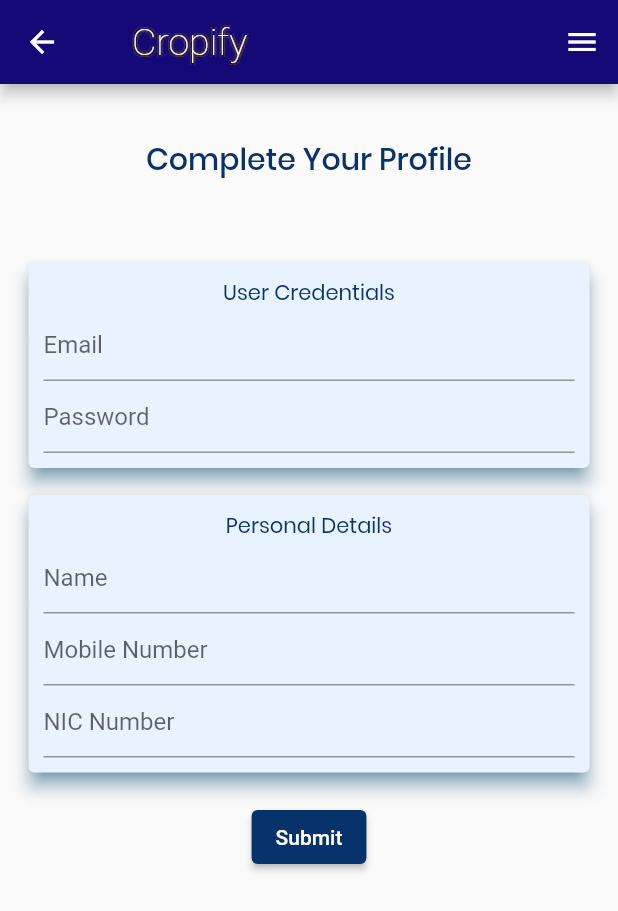
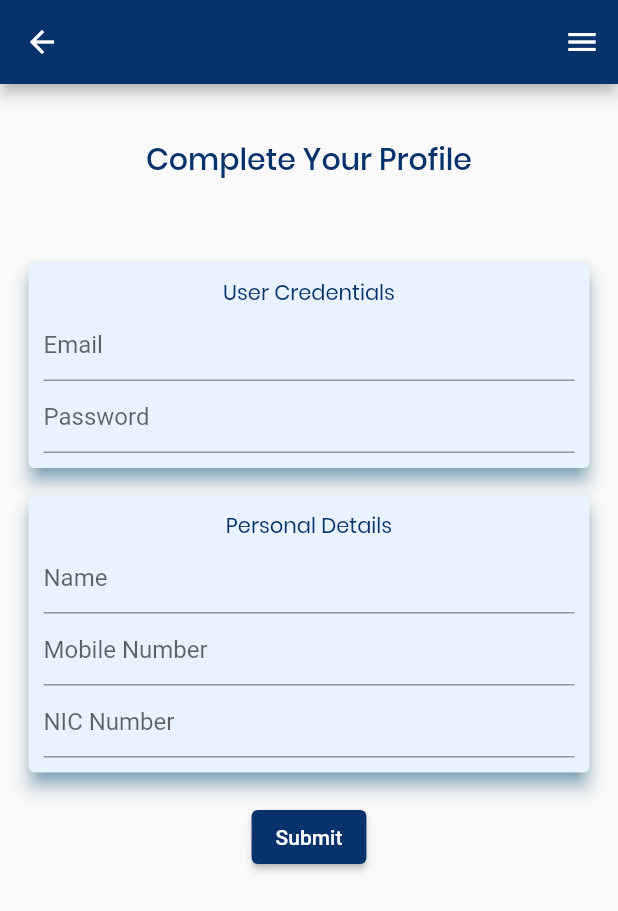
Before and after one commit to Dulaj-Kavinda/CropAid-App, a Flutter app: the OfficerRegistration screen opened directly, on a phone screen of 412 x 824 dp. Shown: the top 911 px of the screen. Run offline on Flutter 3.47's test engine with Material 2 defaults, Android fonts, the phone set to English and light mode, and no system bars; our stand-ins replace animated_text_kit, chewie, cloud_firestore, firebase_auth, firebase_core, firebase_messaging and 8 more; missing offline and left inert: payhere_mobilesdk_flutter, video_thumbnail; accounts and stored records are empty; Roboto replaces fonts that are missing (Lobster).

Commit message:
modify Officer app bar

```diff
--- a/lib/screens/officer/appbar.dart
+++ b/lib/screens/officer/appbar.dart
@@ -2,6 +2,7 @@ import 'package:flutter/material.dart';
 import 'package:get/get.dart';
 
 import '../../controllers/auth_controller.dart';
+import '../../theme/light_colors.dart';
 
 class OfficerAppBar extends GetWidget<AuthController>
     implements PreferredSizeWidget {
@@ -17,34 +18,34 @@ class OfficerAppBar extends GetWidget<AuthController>
     return AppBar(
         title: const Padding(
           padding: EdgeInsets.fromLTRB(16, 0, 0, 0),
-          child: Text(
-            'Cropify',
-            style: TextStyle(
-                color: Colors.white,
-                fontWeight: FontWeight.w100,
-                fontSize: 25,
-                fontFamily: "Lobster",
-                shadows: [
-                  Shadow(
-                      // bottomLeft
-                      offset: Offset(-1.5, -1.5),
-                      color: Color.fromARGB(255, 75, 53, 45)),
-                  Shadow(
-                      // bottomRight
-                      offset: Offset(1.5, -1.5),
-                      color: Color.fromARGB(255, 75, 53, 45)),
-                  Shadow(
-                      // topRight
-                      offset: Offset(1.5, 1.5),
-                      color: Color.fromARGB(255, 75, 53, 45)),
-                  Shadow(
-                      // topLeft
-                      offset: Offset(-1.5, 1.5),
-                      color: Color.fromARGB(255, 75, 53, 45)),
-                ]),
-          ),
+          // child: Text(
+          //   'Cropify',
+          //   style: TextStyle(
+          //       color: Colors.white,
+          //       fontWeight: FontWeight.w100,
+          //       fontSize: 25,
+          //       fontFamily: "Lobster",
+          //       shadows: [
+          //         Shadow(
+          //             // bottomLeft
+          //             offset: Offset(-1.5, -1.5),
+          //             color: Color.fromARGB(255, 75, 53, 45)),
+          //         Shadow(
+          //             // bottomRight
+          //             offset: Offset(1.5, -1.5),
+          //             color: Color.fromARGB(255, 75, 53, 45)),
+          //         Shadow(
+          //             // topRight
+          //             offset: Offset(1.5, 1.5),
+          //             color: Color.fromARGB(255, 75, 53, 45)),
+          //         Shadow(
+          //             // topLeft
+          //             offset: Offset(-1.5, 1.5),
+          //             color: Color.fromARGB(255, 75, 53, 45)),
+          //       ]),
+          // ),
         ),
-        backgroundColor: const Color.fromARGB(255, 20, 9, 119),
+        backgroundColor:  LightColors.kDarkBlue,
         actions: visible
             ? [
                 PopupMenuButton(
```
